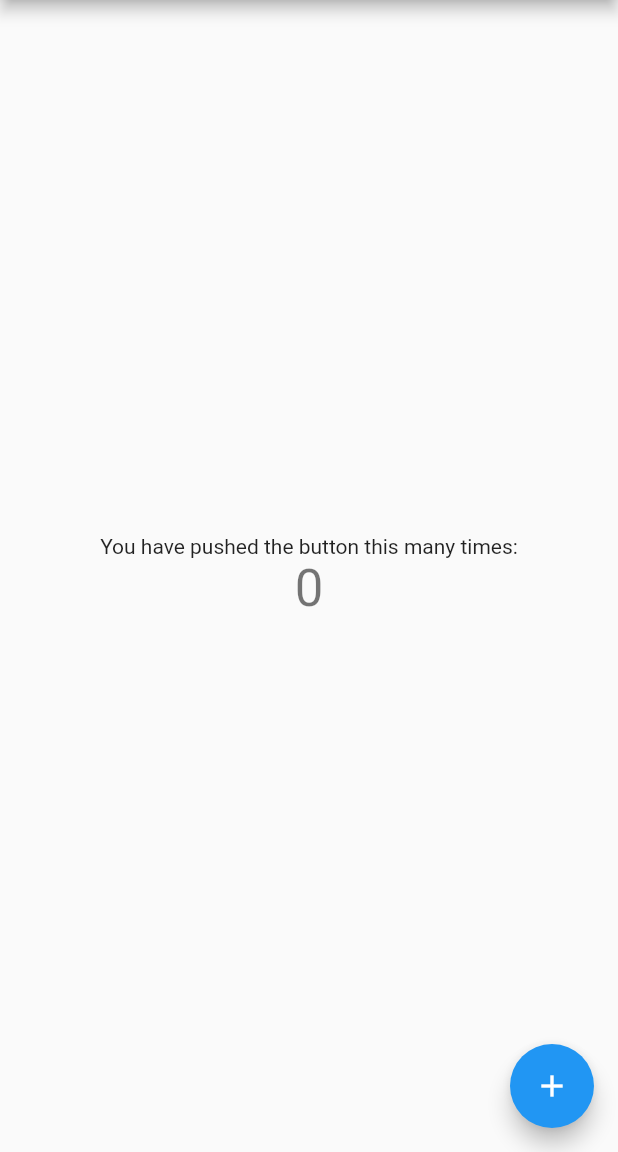
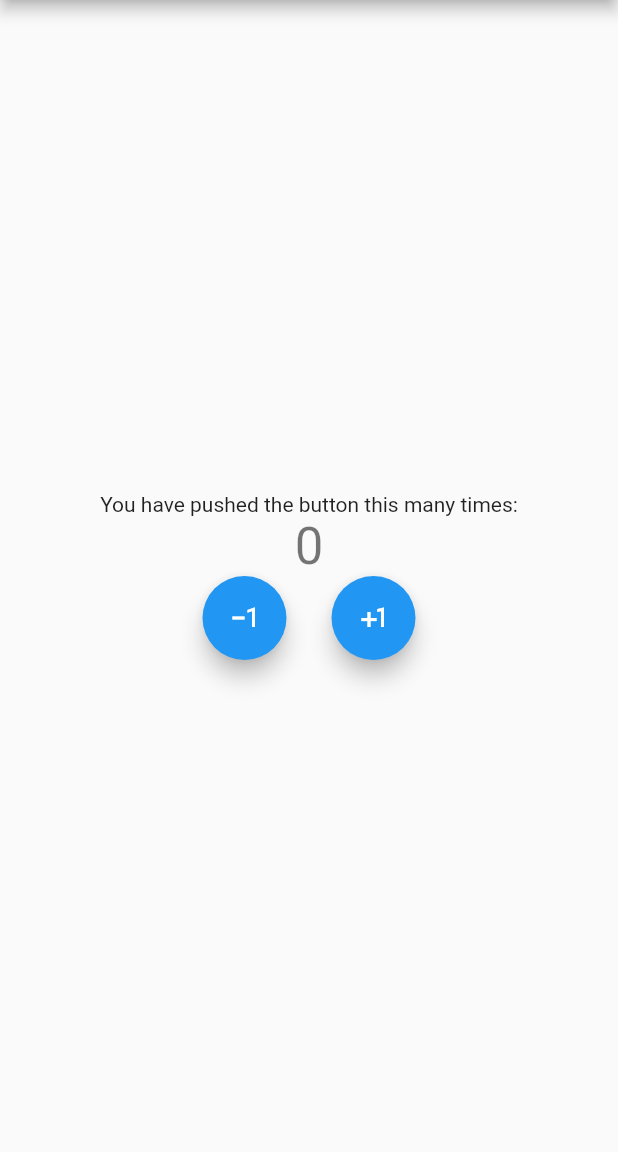
Before and after one commit to LordOlumide/bloc_core_concepts, a Flutter app: the screen it shows after launch, on a phone screen of 412 x 824 dp, the part 84-1236 px from its top. Run offline on Flutter 3.47's test engine with Material 2 defaults, Android fonts, the phone set to English and light mode, and no system bars; our stand-ins replace bloc, flutter_bloc.

```diff
--- /dev/null
+++ b/lib/counter_screen.dart
@@ -0,0 +1,77 @@
+import "package:flutter/material.dart";
+import 'cubits/counter_cubit.dart';
+import 'package:flutter_bloc/flutter_bloc.dart';
+
+class CounterScreen extends StatefulWidget {
+  const CounterScreen({Key? key, required this.title}) : super(key: key);
+
+  final String title;
+
+  @override
+  State<CounterScreen> createState() => _CounterScreenState();
+}
+
+class _CounterScreenState extends State<CounterScreen> {
+  @override
+  Widget build(BuildContext context) {
+    return Scaffold(
+      appBar: AppBar(
+        title: Text(widget.title),
+      ),
+      body: Center(
+        child: Column(
+          mainAxisAlignment: MainAxisAlignment.center,
+          children: <Widget>[
+            const Text(
+              'You have pushed the button this many times:',
+            ),
+            BlocConsumer<CounterCubit, CounterState>(
+              listener: (context, state) {
+                if (state.wasIncremented == true) {
+                  ScaffoldMessenger.of(context).showSnackBar(
+                    const SnackBar(
+                      content: Text('incremented'),
+                      duration: Duration(milliseconds: 300),
+                    ),
+                  );
+                } else if (state.wasIncremented == false) {
+                  ScaffoldMessenger.of(context).showSnackBar(
+                    const SnackBar(
+                      content: Text('decremented'),
+                      duration: Duration(milliseconds: 300),
+                    ),
+                  );
+                }
+              },
+              builder: (context, state) {
+                return Text(
+                  state.counterValue.toString(),
+                  style: Theme.of(context).textTheme.headline4,
+                );
+              },
+            ),
+            Row(
+              mainAxisSize: MainAxisSize.min,
+              mainAxisAlignment: MainAxisAlignment.center,
+              children: [
+                FloatingActionButton(
+                  onPressed: () {
+                    BlocProvider.of<CounterCubit>(context).decrement();
+                  },
+                  child: const Icon(Icons.exposure_minus_1),
+                ),
+                const SizedBox(width: 30),
+                FloatingActionButton(
+                  onPressed: () {
+                    BlocProvider.of<CounterCubit>(context).increment();
+                  },
+                  child: const Icon(Icons.plus_one),
+                ),
+              ],
+            ),
+          ],
+        ),
+      ),
+    );
+  }
+}
--- /dev/null
+++ b/lib/cubits/counter_cubit.dart
@@ -0,0 +1,14 @@
+import 'package:bloc/bloc.dart';
+import 'package:meta/meta.dart';
+
+part 'counter_state.dart';
+
+class CounterCubit extends Cubit<CounterState> {
+  CounterCubit() : super(CounterState(counterValue: 0));
+
+  void increment() => emit(
+      CounterState(counterValue: state.counterValue + 1, wasIncremented: true));
+
+  void decrement() => emit(CounterState(
+      counterValue: state.counterValue - 1, wasIncremented: false));
+}
--- /dev/null
+++ b/lib/cubits/counter_state.dart
@@ -0,0 +1,12 @@
+part of 'counter_cubit.dart';
+
+@immutable
+class CounterState {
+  int counterValue;
+  bool? wasIncremented;
+
+  CounterState({
+    required this.counterValue,
+    this.wasIncremented,
+  });
+}
--- a/lib/main.dart
+++ b/lib/main.dart
@@ -1,5 +1,7 @@
 import 'package:flutter/material.dart';
 import 'package:flutter_bloc/flutter_bloc.dart';
+import 'cubits/counter_cubit.dart';
+import 'counter_screen.dart';
 
 void main() {
   runApp(const MyApp());
@@ -10,58 +12,14 @@ class MyApp extends StatelessWidget {
 
   @override
   Widget build(BuildContext context) {
-    return MaterialApp(
-      title: 'Flutter Demo',
-      theme: ThemeData(
-        primarySwatch: Colors.blue,
-      ),
-      home: const MyHomePage(title: 'Flutter Demo Home Page'),
-    );
-  }
-}
-
-class MyHomePage extends StatefulWidget {
-  const MyHomePage({super.key, required this.title});
-
-  final String title;
-
-  @override
-  State<MyHomePage> createState() => _MyHomePageState();
-}
-
-class _MyHomePageState extends State<MyHomePage> {
-  int _counter = 0;
-
-  void _incrementCounter() {
-    setState(() {
-      _counter++;
-    });
-  }
-
-  @override
-  Widget build(BuildContext context) {
-    return Scaffold(
-      appBar: AppBar(
-        title: Text(widget.title),
-      ),
-      body: Center(
-        child: Column(
-          mainAxisAlignment: MainAxisAlignment.center,
-          children: <Widget>[
-            const Text(
-              'You have pushed the button this many times:',
-            ),
-            Text(
-              '$_counter',
-              style: Theme.of(context).textTheme.headline4,
-            ),
-          ],
+    return BlocProvider(
+      create: (context) => CounterCubit(),
+      child: MaterialApp(
+        title: 'Flutter Demo',
+        theme: ThemeData(
+          primarySwatch: Colors.blue,
         ),
-      ),
-      floatingActionButton: FloatingActionButton(
-        onPressed: _incrementCounter,
-        tooltip: 'Increment',
-        child: const Icon(Icons.add),
+        home: const CounterScreen(title: 'Flutter Demo Home Page'),
       ),
     );
   }
```
